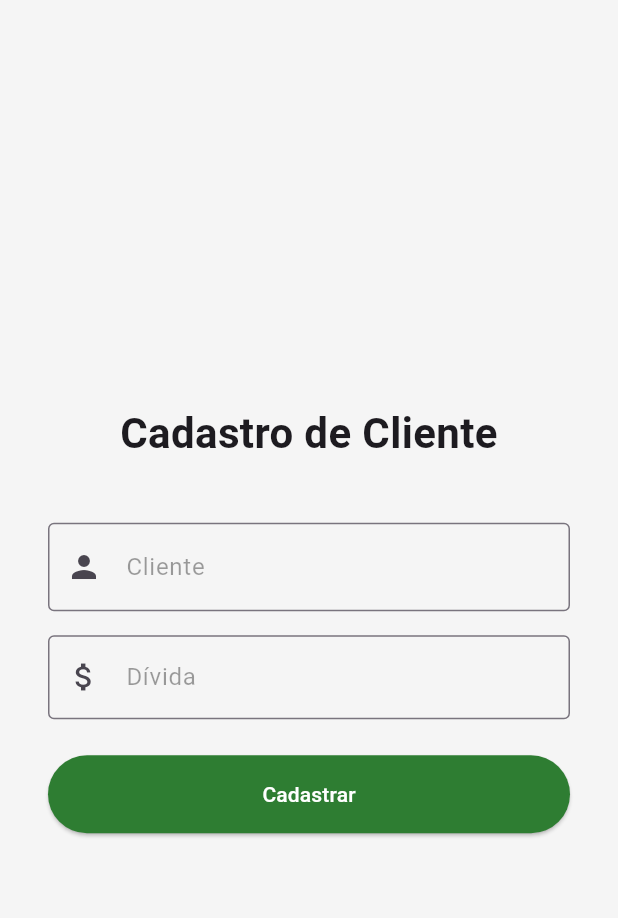
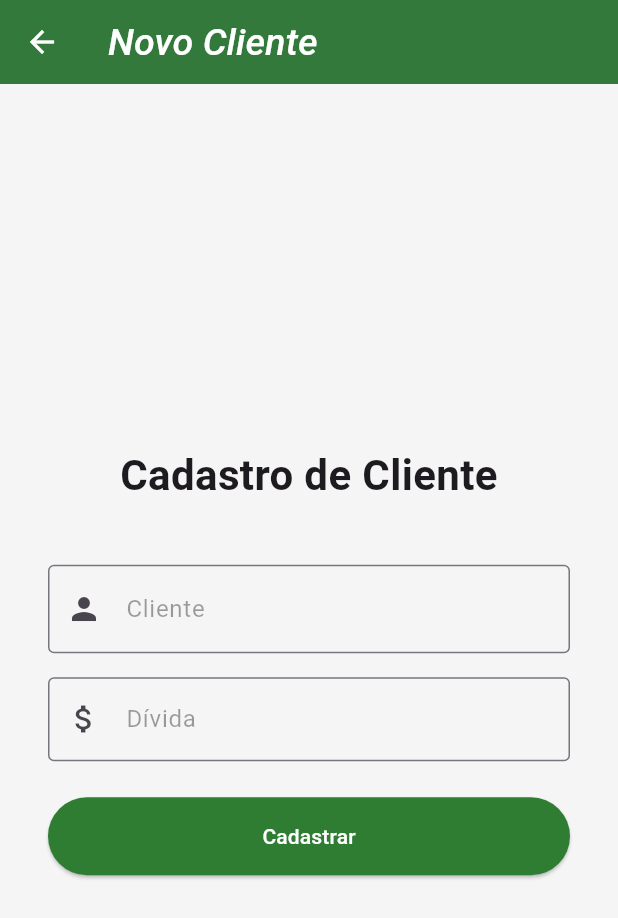
Before and after one commit to Jeffersson17/sistema_controle_dividas_frontend, a Flutter app: the CreateClient screen opened directly, on a phone screen of 412 x 824 dp. Shown: the top 918 px of the screen. Run offline on Flutter 3.47's test engine with Material 3 defaults, Android fonts, the phone set to English and light mode, and no system bars; our stand-ins replace shared_preferences; accounts and stored records are empty.

Commit message:
appbar in create_client

```diff
--- a/lib/pages/create_client.dart
+++ b/lib/pages/create_client.dart
@@ -70,6 +70,11 @@ class _CreateClientState extends State<CreateClient> {
   Widget build(BuildContext context) {
     return Scaffold(
       backgroundColor: Colors.grey[100],
+      appBar: AppBar(
+        title: const Text('Novo Cliente'),
+        backgroundColor: Colors.green[800],
+        iconTheme: IconThemeData(color: Colors.white),
+      ),
       body: Center(
         child: Padding(
           padding: const EdgeInsets.symmetric(horizontal: 32.0),
```
